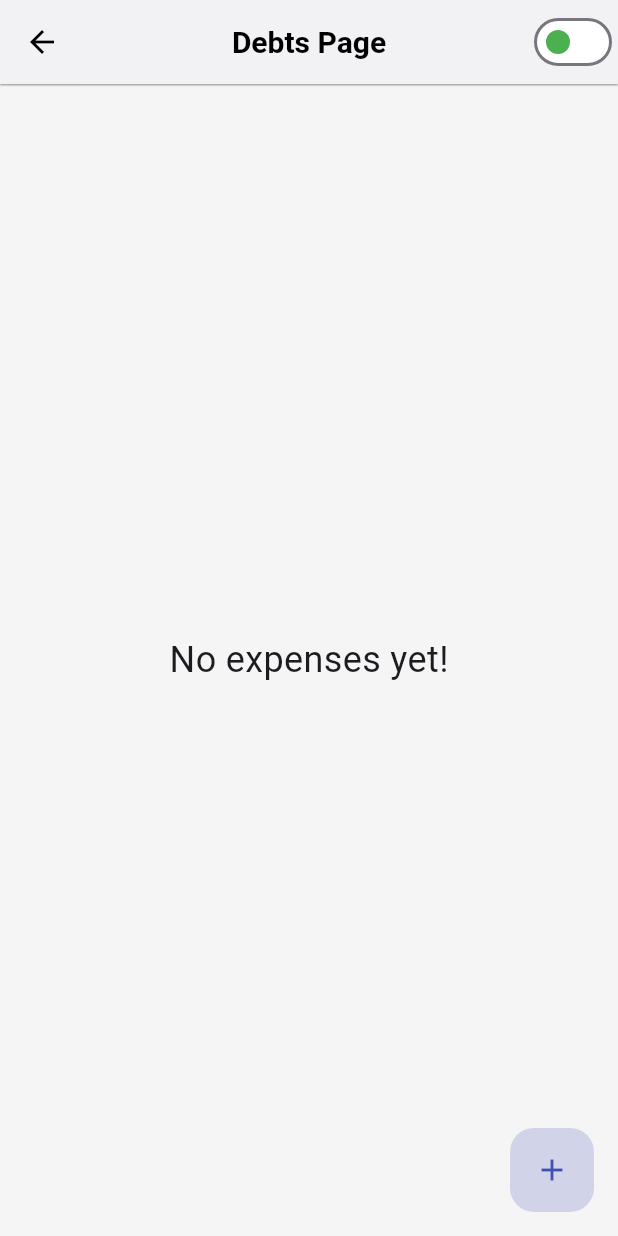
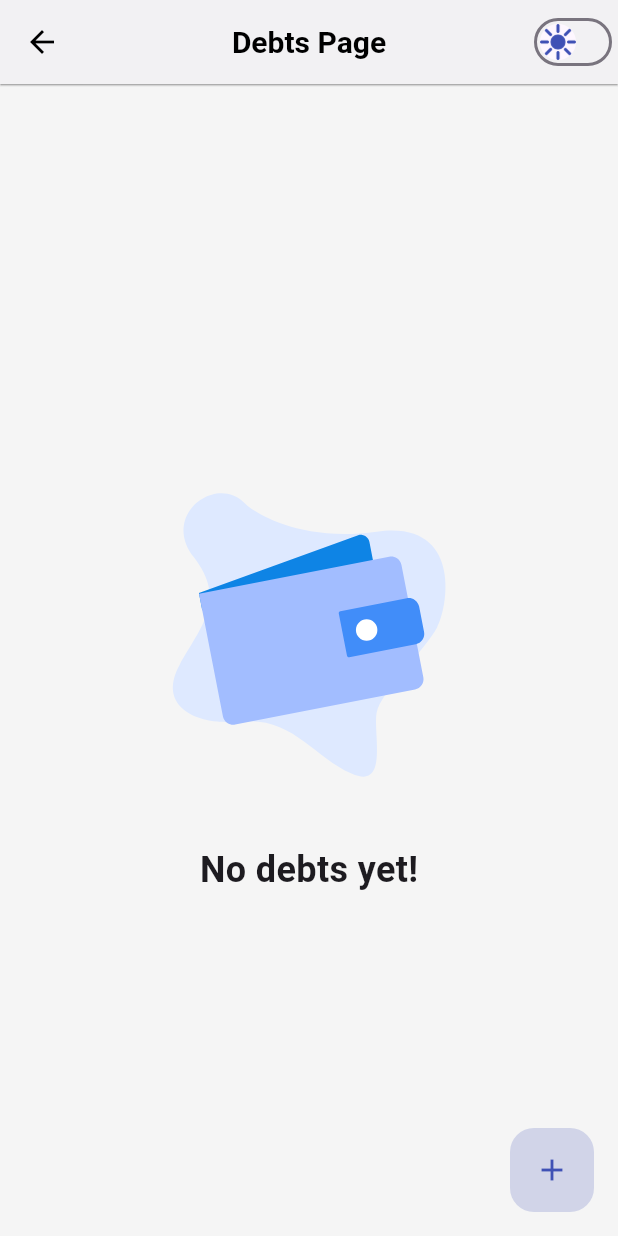
Before and after one commit to shaymardanov9704/my_finance, a Flutter app: the DebtsPage screen opened directly, on a phone screen of 412 x 824 dp. Run offline on Flutter 3.47's test engine with Material 2 defaults, Android fonts, the phone set to English and light mode, and no system bars; our stand-ins replace flutter_svg, google_fonts, hive, hive_flutter, persistent_bottom_nav_bar; accounts and stored records are empty.

Commit message:
add empty screen

```diff
--- a/lib/core/constants/constants.dart
+++ b/lib/core/constants/constants.dart
@@ -17,6 +17,7 @@ const String kDebtsPage = "Debts Page";
 const String kExpensesPage = "Expenses Page";
 const String kStatisticsPage = "Statistics Page";
 const String kNotExpenses = "No expenses yet!";
+const String kNotDebts = "No debts yet!";
 const String kNetExpense = "Net Expense";
 const String kEdit = "Edit";
 const String kDelete = "Delete";
--- a/lib/features/debts/presentation/pages/debts_page.dart
+++ b/lib/features/debts/presentation/pages/debts_page.dart
@@ -8,6 +8,7 @@ import 'package:my_finance/features/debts/presentation/dialogs/debt_dialog.dart'
 import 'package:my_finance/features/debts/presentation/widgets/debt_widget.dart';
 import 'package:my_finance/features/debts/presentation/widgets/top_widget.dart';
 import 'package:my_finance/features/skeleton/provider/theme_provider.dart';
+import 'package:my_finance/features/skeleton/widgets/custom_empty_screen.dart';
 import 'package:provider/provider.dart';
 
 import '../../../skeleton/widgets/custom_theme_switch_button.dart';
@@ -45,10 +46,7 @@ class _DebtsPageState extends State<DebtsPage> {
             final debts = box.values.toList().cast<Debt>();
             if (debts.isEmpty) {
               return const Center(
-                child: Text(
-                  kNotExpenses,
-                  style: TextStyle(fontSize: 24),
-                ),
+                child: CustomEmptyScreen(title: kNotDebts),
               );
             } else {
               return Column(
--- a/lib/features/expenses/presentation/pages/expenses_page.dart
+++ b/lib/features/expenses/presentation/pages/expenses_page.dart
@@ -1,5 +1,6 @@
 import 'package:flutter/cupertino.dart';
 import 'package:flutter/material.dart';
+import 'package:flutter_svg/flutter_svg.dart';
 import 'package:hive_flutter/hive_flutter.dart';
 import 'package:my_finance/core/constants/constants.dart';
 import 'package:my_finance/core/utils/app_colors.dart';
@@ -9,6 +10,8 @@ import 'package:my_finance/features/expenses/presentation/dialogs/expense_dialog
 import 'package:my_finance/features/expenses/presentation/widgets/expense_widget.dart';
 import 'package:my_finance/features/expenses/presentation/widgets/top_widget.dart';
 import 'package:my_finance/features/skeleton/provider/theme_provider.dart';
+import 'package:my_finance/features/skeleton/widgets/custom_empty_screen.dart';
+import 'package:my_finance/features/skeleton/widgets/custom_theme_switch_button.dart';
 import 'package:provider/provider.dart';
 
 class ExpensesPage extends StatefulWidget {
@@ -33,6 +36,9 @@ class _ExpensesPageState extends State<ExpensesPage> {
   Widget build(BuildContext context) => Scaffold(
         appBar: AppBar(
           title: const Text(kExpensesPage),
+          actions: const [
+            CustomSwitchThemeWidget(),
+          ],
         ),
         body: ValueListenableBuilder<Box<Expense>>(
           valueListenable: ExpensesBox.getExpenses().listenable(),
@@ -40,10 +46,7 @@ class _ExpensesPageState extends State<ExpensesPage> {
             final expenses = box.values.toList().cast<Expense>();
             if (expenses.isEmpty) {
               return const Center(
-                child: Text(
-                  kNotExpenses,
-                  style: TextStyle(fontSize: 24),
-                ),
+                child: CustomEmptyScreen(title: kNotExpenses),
               );
             } else if (expenses.isNotEmpty) {
               return Column(
--- /dev/null
+++ b/lib/features/skeleton/widgets/custom_empty_screen.dart
@@ -0,0 +1,23 @@
+import 'package:flutter/material.dart';
+import 'package:flutter_svg/flutter_svg.dart';
+import 'package:my_finance/core/utils/app_text_styles.dart';
+
+class CustomEmptyScreen extends StatelessWidget {
+  final String title;
+
+  const CustomEmptyScreen({Key? key, required this.title}) : super(key: key);
+
+  @override
+  Widget build(BuildContext context) {
+    return Column(
+      mainAxisAlignment: MainAxisAlignment.center,
+      children: [
+        SvgPicture.asset('assets/icons/empty_wallet.svg'),
+        Text(
+          title,
+          style: AppTextStyles.style600.copyWith(fontSize: 24),
+        ),
+      ],
+    );
+  }
+}
--- a/lib/features/skeleton/widgets/custom_theme_switch_button.dart
+++ b/lib/features/skeleton/widgets/custom_theme_switch_button.dart
@@ -1,5 +1,4 @@
 import 'package:flutter/material.dart';
-import 'package:my_finance/core/utils/app_colors.dart';
 import 'package:my_finance/features/skeleton/provider/theme_provider.dart';
 import 'package:provider/provider.dart';
 
@@ -11,10 +10,11 @@ class CustomSwitchThemeWidget extends StatelessWidget {
     final themeProvider = Provider.of<ThemeProvider>(context);
     return Switch(
       value: themeProvider.currentTheme.brightness == Brightness.dark,
-      activeColor: AppColors.green.withOpacity(0.4),
-      inactiveThumbColor: AppColors.green,
-      inactiveTrackColor: AppColors.white,
-      activeTrackColor: AppColors.green,
+      activeColor: Colors.transparent,
+      inactiveThumbColor: Colors.transparent,
+      inactiveTrackColor: Colors.transparent,
+      activeThumbImage: const AssetImage("assets/icons/dark.png"),
+      inactiveThumbImage: const AssetImage("assets/icons/light.png"),
       onChanged: (value) {
         if (value) {
           themeProvider.setTheme(1); // Set dark theme
```
Also changed, not shown: assets/icons/dark.png (added), assets/icons/dark_mode.svg (added), assets/icons/empty_wallet.svg (added), assets/icons/light.png (added), assets/icons/light_mode.svg (added).
